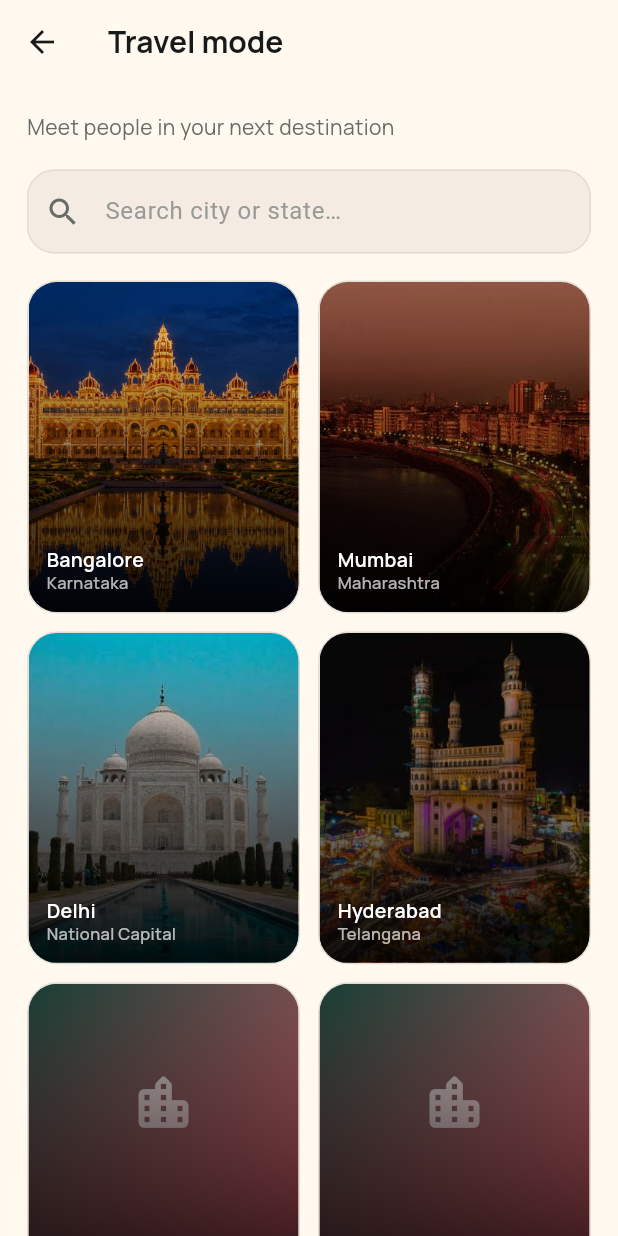
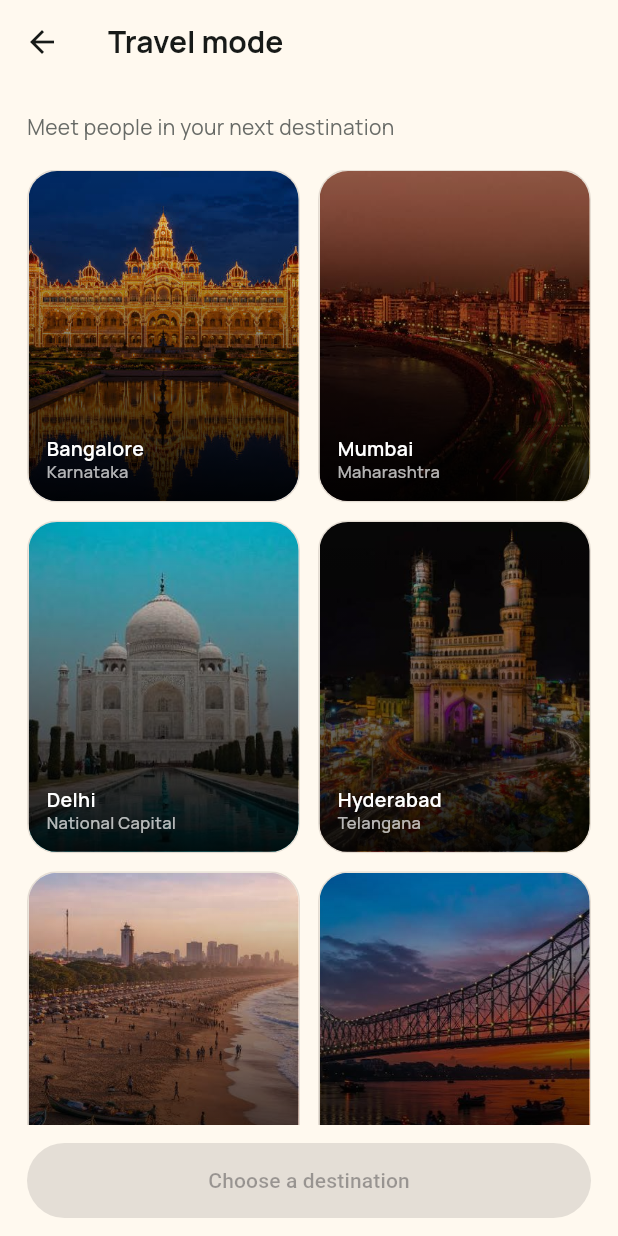
Before and after one commit to AnkaraoBalu/Dating-App, a Flutter app: the DiscoverTravelScreen screen opened directly, on a phone screen of 412 x 824 dp. Run offline on Flutter 3.47's test engine with Material 3 defaults, Android fonts, the phone set to English and light mode, and no system bars; our stand-ins replace app_links, camera, firebase_core, firebase_messaging, flutter_dotenv, flutter_local_notifications and 6 more; missing offline and left inert: clerk_flutter, flutter_ringtone_player, livekit_client, record; accounts and stored records are empty; generated files the repository leaves out were written again; network calls fail; statements that could not run were skipped.

Commit message:
Travel mode: 16 major cities with photos and a scrolling grid
Show the major cities with their photos, scroll only the grid so the
destination buttons stay visible, keep card borders clipped while
scrolling, and drop the search bar. Log session token fetches only when
they are slow instead of on every API request.

Co-Authored-By: Claude Opus 5.5 <noreply@anthropic.com>

```diff
--- a/DatingAPP/lib/features/home/presentation/screens/discover_travel_screen.dart
+++ b/DatingAPP/lib/features/home/presentation/screens/discover_travel_screen.dart
@@ -18,60 +18,35 @@ class DiscoverTravelScreen extends StatefulWidget {
 
 class _DiscoverTravelScreenState extends State<DiscoverTravelScreen> {
   late String? _selected = widget.currentCity;
-  final TextEditingController _search = TextEditingController();
   // Keep in sync with travelCities in the backend's discovery-location.ts
-  // (backend/test/discovery-location.test.cjs checks this). A city without a
-  // photo in assets/images/travel/ shows a styled card instead.
-  static const _destinations = <(String, String, String?)>[
+  // (backend/test/discovery-location.test.cjs checks this). Each city's photo
+  // is assets/images/travel/<city>.png; until it is added the card shows a
+  // styled placeholder.
+  static const _destinations = [
     ('Bangalore', 'Karnataka', 'assets/images/travel/bangalore.png'),
     ('Mumbai', 'Maharashtra', 'assets/images/travel/mumbai.png'),
     ('Delhi', 'National Capital', 'assets/images/travel/delhi.png'),
     ('Hyderabad', 'Telangana', 'assets/images/travel/hyderabad.png'),
-    ('Chennai', 'Tamil Nadu', null),
-    ('Kolkata', 'West Bengal', null),
-    ('Pune', 'Maharashtra', null),
-    ('Ahmedabad', 'Gujarat', null),
-    ('Gurugram', 'Haryana', null),
-    ('Noida', 'Uttar Pradesh', null),
-    ('Jaipur', 'Rajasthan', null),
-    ('Goa', 'Goa', null),
-    ('Chandigarh', 'Chandigarh', null),
-    ('Kochi', 'Kerala', null),
-    ('Lucknow', 'Uttar Pradesh', null),
-    ('Indore', 'Madhya Pradesh', null),
-    ('Visakhapatnam', 'Andhra Pradesh', null),
-    ('Vijayawada', 'Andhra Pradesh', null),
-    ('Warangal', 'Telangana', null),
-    ('Coimbatore', 'Tamil Nadu', null),
-    ('Mysuru', 'Karnataka', null),
-    ('Thiruvananthapuram', 'Kerala', null),
-    ('Puducherry', 'Puducherry', null),
-    ('Bhubaneswar', 'Odisha', null),
-    ('Nagpur', 'Maharashtra', null),
-    ('Surat', 'Gujarat', null),
-    ('Udaipur', 'Rajasthan', null),
-    ('Varanasi', 'Uttar Pradesh', null),
-    ('Rishikesh', 'Uttarakhand', null),
-    ('Shimla', 'Himachal Pradesh', null),
-    ('Manali', 'Himachal Pradesh', null),
+    ('Chennai', 'Tamil Nadu', 'assets/images/travel/chennai.png'),
+    ('Kolkata', 'West Bengal', 'assets/images/travel/kolkata.png'),
+    ('Pune', 'Maharashtra', 'assets/images/travel/pune.png'),
+    ('Ahmedabad', 'Gujarat', 'assets/images/travel/ahmedabad.png'),
+    ('Gurugram', 'Haryana', 'assets/images/travel/gurugram.png'),
+    ('Noida', 'Uttar Pradesh', 'assets/images/travel/noida.png'),
+    ('Jaipur', 'Rajasthan', 'assets/images/travel/jaipur.png'),
+    ('Goa', 'Goa', 'assets/images/travel/goa.png'),
+    ('Chandigarh', 'Chandigarh', 'assets/images/travel/chandigarh.png'),
+    ('Kochi', 'Kerala', 'assets/images/travel/kochi.png'),
+    ('Lucknow', 'Uttar Pradesh', 'assets/images/travel/lucknow.png'),
+    (
+      'Visakhapatnam',
+      'Andhra Pradesh',
+      'assets/images/travel/visakhapatnam.png',
+    ),
   ];
 
   @override
-  void dispose() {
-    _search.dispose();
-    super.dispose();
-  }
-
-  @override
   Widget build(BuildContext context) {
-    final query = _search.text.trim().toLowerCase();
-    final destinations = _destinations
-        .where(
-          (d) =>
-              d.$1.toLowerCase().contains(query) ||
-              d.$2.toLowerCase().contains(query),
-        )
-        .toList();
     return Scaffold(
       backgroundColor: AppColors.background,
       appBar: AppBar(
@@ -82,52 +57,24 @@ class _DiscoverTravelScreenState extends State<DiscoverTravelScreen> {
           style: AppTypography.h3.copyWith(color: AppColors.textPrimary),
         ),
       ),
-      body: ListView(
-        padding: const EdgeInsets.all(18),
+      // Title and buttons stay put; only the city grid scrolls.
+      body: SafeArea(
+        top: false,
+        child: Padding(
+          padding: const EdgeInsets.fromLTRB(18, 18, 18, 12),
+          child: Column(
+            crossAxisAlignment: CrossAxisAlignment.stretch,
             children: [
               Text(
                 'Meet people in your next destination',
-            style: AppTypography.body.copyWith(color: AppColors.textSecondary),
-          ),
-          const SizedBox(height: 18),
-          TextField(
-            controller: _search,
-            onChanged: (_) => setState(() {}),
-            decoration: InputDecoration(
-              hintText: 'Search city or state…',
-              hintStyle: const TextStyle(color: AppColors.textTertiary),
-              prefixIcon: const Icon(
-                Icons.search,
-                color: AppColors.textSecondary,
-              ),
-              filled: true,
-              fillColor: AppColors.surfaceSecondary,
-              border: OutlineInputBorder(
-                borderRadius: BorderRadius.circular(18),
-                borderSide: const BorderSide(color: AppColors.border),
-              ),
-              enabledBorder: OutlineInputBorder(
-                borderRadius: BorderRadius.circular(18),
-                borderSide: const BorderSide(color: AppColors.border),
-              ),
-            ),
-          ),
-          const SizedBox(height: 18),
-          if (destinations.isEmpty)
-            Padding(
-              padding: const EdgeInsets.symmetric(vertical: 32),
-              child: Text(
-                'No cities match "${_search.text.trim()}" yet.',
-                textAlign: TextAlign.center,
                 style: AppTypography.body.copyWith(
                   color: AppColors.textSecondary,
                 ),
               ),
-            ),
-          GridView.builder(
-            shrinkWrap: true,
-            physics: const NeverScrollableScrollPhysics(),
-            itemCount: destinations.length,
+              const SizedBox(height: 18),
+              Expanded(
+                child: GridView.builder(
+                  itemCount: _destinations.length,
                   gridDelegate: const SliverGridDelegateWithFixedCrossAxisCount(
                     crossAxisCount: 2,
                     mainAxisSpacing: 12,
@@ -135,16 +82,22 @@ class _DiscoverTravelScreenState extends State<DiscoverTravelScreen> {
                     childAspectRatio: .82,
                   ),
                   itemBuilder: (context, index) {
-              final destination = destinations[index];
+                    final destination = _destinations[index];
                     final selected = _selected == destination.$1;
-              return InkWell(
+                    // Ink paints on the nearest Material; giving each
+                    // card its own keeps borders clipped while scrolling.
+                    return Material(
+                      type: MaterialType.transparency,
+                      child: InkWell(
                         onTap: () => setState(() => _selected = destination.$1),
                         borderRadius: BorderRadius.circular(20),
                         child: Ink(
                           decoration: BoxDecoration(
                             borderRadius: BorderRadius.circular(20),
                             border: Border.all(
-                      color: selected ? AppColors.coral : AppColors.border,
+                              color: selected
+                                  ? AppColors.coral
+                                  : AppColors.border,
                               width: selected ? 2 : 1,
                             ),
                           ),
@@ -153,20 +106,21 @@ class _DiscoverTravelScreenState extends State<DiscoverTravelScreen> {
                             child: Stack(
                               fit: StackFit.expand,
                               children: [
-                        if (destination.$3 case final image?)
                                 Image.asset(
-                            image,
+                                  destination.$3,
                                   fit: BoxFit.cover,
-                            errorBuilder: (_, _, _) => const _CityFallback(),
-                          )
-                        else
+                                  errorBuilder: (_, _, _) =>
                                       const _CityFallback(),
+                                ),
                                 const DecoratedBox(
                                   decoration: BoxDecoration(
                                     gradient: LinearGradient(
                                       begin: Alignment.topCenter,
                                       end: Alignment.bottomCenter,
-                              colors: [Colors.transparent, Color(0xE9000000)],
+                                      colors: [
+                                        Colors.transparent,
+                                        Color(0xE9000000),
+                                      ],
                                     ),
                                   ),
                                 ),
@@ -175,7 +129,8 @@ class _DiscoverTravelScreenState extends State<DiscoverTravelScreen> {
                                   right: 8,
                                   bottom: 12,
                                   child: Column(
-                            crossAxisAlignment: CrossAxisAlignment.start,
+                                    crossAxisAlignment:
+                                        CrossAxisAlignment.start,
                                     children: [
                                       Text(
                                         destination.$1,
@@ -210,10 +165,12 @@ class _DiscoverTravelScreenState extends State<DiscoverTravelScreen> {
                             ),
                           ),
                         ),
+                      ),
                     );
                   },
                 ),
-          const SizedBox(height: 20),
+              ),
+              const SizedBox(height: 12),
               if (widget.currentCity != null) ...[
                 OutlinedButton.icon(
                   onPressed: () =>
@@ -243,6 +200,8 @@ class _DiscoverTravelScreenState extends State<DiscoverTravelScreen> {
               ),
             ],
           ),
+        ),
+      ),
     );
   }
 }
--- a/DatingAPP/lib/features/login/presentation/screens/signed_in_gate.dart
+++ b/DatingAPP/lib/features/login/presentation/screens/signed_in_gate.dart
@@ -176,9 +176,13 @@ class _SignedInGateState extends State<SignedInGate> {
         const Duration(seconds: 10),
       )).jwt;
     } finally {
-      debugPrint(
-        '[Startup] Session token request finished in ${watch.elapsedMilliseconds}ms',
-      );
+      // Every API request asks for the token, and cached ones return
+      // instantly, so only slow fetches are worth logging.
+      if (watch.elapsedMilliseconds >= 300) {
+        debugPrint(
+          '[Startup] Session token request finished in ${watch.elapsedMilliseconds}ms',
+        );
+      }
     }
   }
 
```
Also changed, not shown: DatingAPP/assets/images/travel/ahmedabad.png (added), DatingAPP/assets/images/travel/chandigarh.png (added), DatingAPP/assets/images/travel/chennai.png (added), DatingAPP/assets/images/travel/goa.png (added), DatingAPP/assets/images/travel/gurugram.png (added), DatingAPP/assets/images/travel/jaipur.png (added), DatingAPP/assets/images/travel/kochi.png (added), DatingAPP/assets/images/travel/kolkata.png (added), DatingAPP/assets/images/travel/lucknow.png (added), DatingAPP/assets/images/travel/noida.png (added), DatingAPP/assets/images/travel/pune.png (added), DatingAPP/assets/images/travel/visakhapatnam.png (added), 2 other files. Lines whose indentation alone changed are shown as unchanged.
